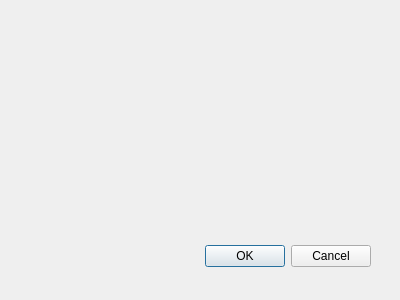
First picture: the form in nowySpodDialog.ui, repository militia11/shoes, before the edit.
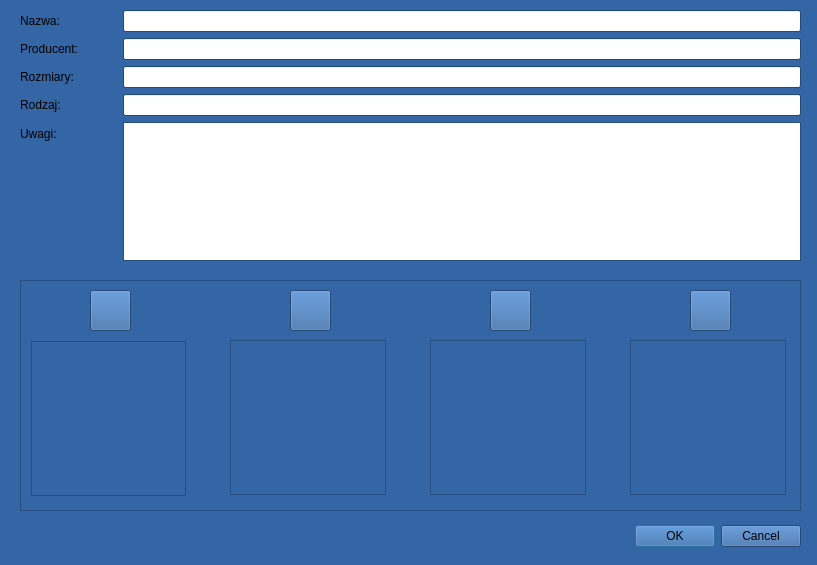
Second picture: the form after the edit. Icons and pictures are not drawn.

What changed in the file:
```diff
--- a/nowySpodDialog.ui
+++ b/nowySpodDialog.ui
@@ -8,18 +8,433 @@
    <rect>
     <x>0</x>
     <y>0</y>
-    <width>400</width>
-    <height>300</height>
+    <width>817</width>
+    <height>565</height>
    </rect>
   </property>
+  <property name="palette">
+   <palette>
+    <active>
+     <colorrole role="WindowText">
+      <brush brushstyle="SolidPattern">
+       <color alpha="255">
+        <red>0</red>
+        <green>0</green>
+        <blue>0</blue>
+       </color>
+      </brush>
+     </colorrole>
+     <colorrole role="Button">
+      <brush brushstyle="SolidPattern">
+       <color alpha="255">
+        <red>52</red>
+        <green>101</green>
+        <blue>164</blue>
+       </color>
+      </brush>
+     </colorrole>
+     <colorrole role="Light">
+      <brush brushstyle="SolidPattern">
+       <color alpha="255">
+        <red>78</red>
+        <green>152</green>
+        <blue>246</blue>
+       </color>
+      </brush>
+     </colorrole>
+     <colorrole role="Midlight">
+      <brush brushstyle="SolidPattern">
+       <color alpha="255">
+        <red>65</red>
+        <green>126</green>
+        <blue>205</blue>
+       </color>
+      </brush>
+     </colorrole>
+     <colorrole role="Dark">
+      <brush brushstyle="SolidPattern">
+       <color alpha="255">
+        <red>26</red>
+        <green>50</green>
+        <blue>82</blue>
+       </color>
+      </brush>
+     </colorrole>
+     <colorrole role="Mid">
+      <brush brushstyle="SolidPattern">
+       <color alpha="255">
+        <red>34</red>
+        <green>67</green>
+        <blue>109</blue>
+       </color>
+      </brush>
+     </colorrole>
+     <colorrole role="Text">
+      <brush brushstyle="SolidPattern">
+       <color alpha="255">
+        <red>0</red>
+        <green>0</green>
+        <blue>0</blue>
+       </color>
+      </brush>
+     </colorrole>
+     <colorrole role="BrightText">
+      <brush brushstyle="SolidPattern">
+       <color alpha="255">
+        <red>255</red>
+        <green>255</green>
+        <blue>255</blue>
+       </color>
+      </brush>
+     </colorrole>
+     <colorrole role="ButtonText">
+      <brush brushstyle="SolidPattern">
+       <color alpha="255">
+        <red>0</red>
+        <green>0</green>
+        <blue>0</blue>
+       </color>
+      </brush>
+     </colorrole>
+     <colorrole role="Base">
+      <brush brushstyle="SolidPattern">
+       <color alpha="255">
+        <red>255</red>
+        <green>255</green>
+        <blue>255</blue>
+       </color>
+      </brush>
+     </colorrole>
+     <colorrole role="Window">
+      <brush brushstyle="SolidPattern">
+       <color alpha="255">
+        <red>52</red>
+        <green>101</green>
+        <blue>164</blue>
+       </color>
+      </brush>
+     </colorrole>
+     <colorrole role="Shadow">
+      <brush brushstyle="SolidPattern">
+       <color alpha="255">
+        <red>0</red>
+        <green>0</green>
+        <blue>0</blue>
+       </color>
+      </brush>
+     </colorrole>
+     <colorrole role="AlternateBase">
+      <brush brushstyle="SolidPattern">
+       <color alpha="255">
+        <red>153</red>
+        <green>178</green>
+        <blue>209</blue>
+       </color>
+      </brush>
+     </colorrole>
+     <colorrole role="ToolTipBase">
+      <brush brushstyle="SolidPattern">
+       <color alpha="255">
+        <red>255</red>
+        <green>255</green>
+        <blue>220</blue>
+       </color>
+      </brush>
+     </colorrole>
+     <colorrole role="ToolTipText">
+      <brush brushstyle="SolidPattern">
+       <color alpha="255">
+        <red>0</red>
+        <green>0</green>
+        <blue>0</blue>
+       </color>
+      </brush>
+     </colorrole>
+    </active>
+    <inactive>
+     <colorrole role="WindowText">
+      <brush brushstyle="SolidPattern">
+       <color alpha="255">
+        <red>0</red>
+        <green>0</green>
+        <blue>0</blue>
+       </color>
+      </brush>
+     </colorrole>
+     <colorrole role="Button">
+      <brush brushstyle="SolidPattern">
+       <color alpha="255">
+        <red>52</red>
+        <green>101</green>
+        <blue>164</blue>
+       </color>
+      </brush>
+     </colorrole>
+     <colorrole role="Light">
+      <brush brushstyle="SolidPattern">
+       <color alpha="255">
+        <red>78</red>
+        <green>152</green>
+        <blue>246</blue>
+       </color>
+      </brush>
+     </colorrole>
+     <colorrole role="Midlight">
+      <brush brushstyle="SolidPattern">
+       <color alpha="255">
+        <red>65</red>
+        <green>126</green>
+        <blue>205</blue>
+       </color>
+      </brush>
+     </colorrole>
+     <colorrole role="Dark">
+      <brush brushstyle="SolidPattern">
+       <color alpha="255">
+        <red>26</red>
+        <green>50</green>
+        <blue>82</blue>
+       </color>
+      </brush>
+     </colorrole>
+     <colorrole role="Mid">
+      <brush brushstyle="SolidPattern">
+       <color alpha="255">
+        <red>34</red>
+        <green>67</green>
+        <blue>109</blue>
+       </color>
+      </brush>
+     </colorrole>
+     <colorrole role="Text">
+      <brush brushstyle="SolidPattern">
+       <color alpha="255">
+        <red>0</red>
+        <green>0</green>
+        <blue>0</blue>
+       </color>
+      </brush>
+     </colorrole>
+     <colorrole role="BrightText">
+      <brush brushstyle="SolidPattern">
+       <color alpha="255">
+        <red>255</red>
+        <green>255</green>
+        <blue>255</blue>
+       </color>
+      </brush>
+     </colorrole>
+     <colorrole role="ButtonText">
+      <brush brushstyle="SolidPattern">
+       <color alpha="255">
+        <red>0</red>
+        <green>0</green>
+        <blue>0</blue>
+       </color>
+      </brush>
+     </colorrole>
+     <colorrole role="Base">
+      <brush brushstyle="SolidPattern">
+       <color alpha="255">
+        <red>255</red>
+        <green>255</green>
+        <blue>255</blue>
+       </color>
+      </brush>
+     </colorrole>
+     <colorrole role="Window">
+      <brush brushstyle="SolidPattern">
+       <color alpha="255">
+        <red>52</red>
+        <green>101</green>
+        <blue>164</blue>
+       </color>
+      </brush>
+     </colorrole>
+     <colorrole role="Shadow">
+      <brush brushstyle="SolidPattern">
+       <color alpha="255">
+        <red>0</red>
+        <green>0</green>
+        <blue>0</blue>
+       </color>
+      </brush>
+     </colorrole>
+     <colorrole role="AlternateBase">
+      <brush brushstyle="SolidPattern">
+       <color alpha="255">
+        <red>153</red>
+        <green>178</green>
+        <blue>209</blue>
+       </color>
+      </brush>
+     </colorrole>
+     <colorrole role="ToolTipBase">
+      <brush brushstyle="SolidPattern">
+       <color alpha="255">
+        <red>255</red>
+        <green>255</green>
+        <blue>220</blue>
+       </color>
+      </brush>
+     </colorrole>
+     <colorrole role="ToolTipText">
+      <brush brushstyle="SolidPattern">
+       <color alpha="255">
+        <red>0</red>
+        <green>0</green>
+        <blue>0</blue>
+       </color>
+      </brush>
+     </colorrole>
+    </inactive>
+    <disabled>
+     <colorrole role="WindowText">
+      <brush brushstyle="SolidPattern">
+       <color alpha="255">
+        <red>26</red>
+        <green>50</green>
+        <blue>82</blue>
+       </color>
+      </brush>
+     </colorrole>
+     <colorrole role="Button">
+      <brush brushstyle="SolidPattern">
+       <color alpha="255">
+        <red>52</red>
+        <green>101</green>
+        <blue>164</blue>
+       </color>
+      </brush>
+     </colorrole>
+     <colorrole role="Light">
+      <brush brushstyle="SolidPattern">
+       <color alpha="255">
+        <red>78</red>
+        <green>152</green>
+        <blue>246</blue>
+       </color>
+      </brush>
+     </colorrole>
+     <colorrole role="Midlight">
+      <brush brushstyle="SolidPattern">
+       <color alpha="255">
+        <red>65</red>
+        <green>126</green>
+        <blue>205</blue>
+       </color>
+      </brush>
+     </colorrole>
+     <colorrole role="Dark">
+      <brush brushstyle="SolidPattern">
+       <color alpha="255">
+        <red>26</red>
+        <green>50</green>
+        <blue>82</blue>
+       </color>
+      </brush>
+     </colorrole>
+     <colorrole role="Mid">
+      <brush brushstyle="SolidPattern">
+       <color alpha="255">
+        <red>34</red>
+        <green>67</green>
+        <blue>109</blue>
+       </color>
+      </brush>
+     </colorrole>
+     <colorrole role="Text">
+      <brush brushstyle="SolidPattern">
+       <color alpha="255">
+        <red>26</red>
+        <green>50</green>
+        <blue>82</blue>
+       </color>
+      </brush>
+     </colorrole>
+     <colorrole role="BrightText">
+      <brush brushstyle="SolidPattern">
+       <color alpha="255">
+        <red>255</red>
+        <green>255</green>
+        <blue>255</blue>
+       </color>
+      </brush>
+     </colorrole>
+     <colorrole role="ButtonText">
+      <brush brushstyle="SolidPattern">
+       <color alpha="255">
+        <red>26</red>
+        <green>50</green>
+        <blue>82</blue>
+       </color>
+      </brush>
+     </colorrole>
+     <colorrole role="Base">
+      <brush brushstyle="SolidPattern">
+       <color alpha="255">
+        <red>52</red>
+        <green>101</green>
+        <blue>164</blue>
+       </color>
+      </brush>
+     </colorrole>
+     <colorrole role="Window">
+      <brush brushstyle="SolidPattern">
+       <color alpha="255">
+        <red>52</red>
+        <green>101</green>
+        <blue>164</blue>
+       </color>
+      </brush>
+     </colorrole>
+     <colorrole role="Shadow">
+      <brush brushstyle="SolidPattern">
+       <color alpha="255">
+        <red>0</red>
+        <green>0</green>
+        <blue>0</blue>
+       </color>
+      </brush>
+     </colorrole>
+     <colorrole role="AlternateBase">
+      <brush brushstyle="SolidPattern">
+       <color alpha="255">
+        <red>52</red>
+        <green>101</green>
+        <blue>164</blue>
+       </color>
+      </brush>
+     </colorrole>
+     <colorrole role="ToolTipBase">
+      <brush brushstyle="SolidPattern">
+       <color alpha="255">
+        <red>255</red>
+        <green>255</green>
+        <blue>220</blue>
+       </color>
+      </brush>
+     </colorrole>
+     <colorrole role="ToolTipText">
+      <brush brushstyle="SolidPattern">
+       <color alpha="255">
+        <red>0</red>
+        <green>0</green>
+        <blue>0</blue>
+       </color>
+      </brush>
+     </colorrole>
+    </disabled>
+   </palette>
+  </property>
   <property name="windowTitle">
    <string>Dialog</string>
   </property>
   <widget name="buttonBox" class="QDialogButtonBox">
    <property name="geometry">
     <rect>
-     <x>30</x>
-     <y>240</y>
+     <x>460</x>
+     <y>520</y>
      <width>341</width>
      <height>32</height>
     </rect>
@@ -31,6 +446,401 @@
     <set>QDialogButtonBox::Cancel|QDialogButtonBox::Ok</set>
    </property>
   </widget>
+  <widget class="QFrame" name="frame_9">
+   <property name="geometry">
+    <rect>
+     <x>20</x>
+     <y>280</y>
+     <width>781</width>
+     <height>231</height>
+    </rect>
+   </property>
+   <property name="frameShape">
+    <enum>QFrame::StyledPanel</enum>
+   </property>
+   <property name="frameShadow">
+    <enum>QFrame::Raised</enum>
+   </property>
+   <widget class="QLabel" name="labelMatryca_4">
+    <property name="geometry">
+     <rect>
+      <x>100</x>
+      <y>10</y>
+      <width>261</width>
+      <height>41</height>
+     </rect>
+    </property>
+    <property name="minimumSize">
+     <size>
+      <width>0</width>
+      <height>31</height>
+     </size>
+    </property>
+    <property name="font">
+     <font>
+      <pointsize>13</pointsize>
+     </font>
+    </property>
+    <property name="text">
+     <string/>
+    </property>
+    <property name="scaledContents">
+     <bool>true</bool>
+    </property>
+    <property name="alignment">
+     <set>Qt::AlignLeading|Qt::AlignLeft|Qt::AlignVCenter</set>
+    </property>
+   </widget>
+   <widget class="QPushButton" name="pushButton_14">
+    <property name="geometry">
+     <rect>
+      <x>70</x>
+      <y>10</y>
+      <width>41</width>
+      <height>41</height>
+     </rect>
+    </property>
+    <property name="sizePolicy">
+     <sizepolicy hsizetype="Fixed" vsizetype="Minimum">
+      <horstretch>0</horstretch>
+      <verstretch>0</verstretch>
+     </sizepolicy>
+    </property>
+    <property name="font">
+     <font>
+      <pointsize>10</pointsize>
+     </font>
+    </property>
+    <property name="text">
+     <string/>
+    </property>
+    <property name="icon">
+     <iconset resource="zasoby.qrc">
+      <normaloff>:/zasoby/add.png</normaloff>:/zasoby/add.png</iconset>
+    </property>
+    <property name="iconSize">
+     <size>
+      <width>28</width>
+      <height>29</height>
+     </size>
+    </property>
+   </widget>
+   <widget class="QLabel" name="labelPodglad1">
+    <property name="geometry">
+     <rect>
+      <x>11</x>
+      <y>61</y>
+      <width>155</width>
+      <height>155</height>
+     </rect>
+    </property>
+    <property name="sizePolicy">
+     <sizepolicy hsizetype="Ignored" vsizetype="Ignored">
+      <horstretch>0</horstretch>
+      <verstretch>0</verstretch>
+     </sizepolicy>
+    </property>
+    <property name="minimumSize">
+     <size>
+      <width>155</width>
+      <height>155</height>
+     </size>
+    </property>
+    <property name="frameShape">
+     <enum>QFrame::StyledPanel</enum>
+    </property>
+    <property name="frameShadow">
+     <enum>QFrame::Raised</enum>
+    </property>
+    <property name="lineWidth">
+     <number>5</number>
+    </property>
+    <property name="text">
+     <string/>
+    </property>
+    <property name="scaledContents">
+     <bool>true</bool>
+    </property>
+    <property name="alignment">
+     <set>Qt::AlignCenter</set>
+    </property>
+   </widget>
+   <widget class="QPushButton" name="pushButton_15">
+    <property name="geometry">
+     <rect>
+      <x>270</x>
+      <y>10</y>
+      <width>41</width>
+      <height>41</height>
+     </rect>
+    </property>
+    <property name="sizePolicy">
+     <sizepolicy hsizetype="Fixed" vsizetype="Minimum">
+      <horstretch>0</horstretch>
+      <verstretch>0</verstretch>
+     </sizepolicy>
+    </property>
+    <property name="font">
+     <font>
+      <pointsize>10</pointsize>
+     </font>
+    </property>
+    <property name="text">
+     <string/>
+    </property>
+    <property name="icon">
+     <iconset resource="zasoby.qrc">
+      <normaloff>:/zasoby/add.png</normaloff>:/zasoby/add.png</iconset>
+    </property>
+    <property name="iconSize">
+     <size>
+      <width>28</width>
+      <height>29</height>
+     </size>
+    </property>
+   </widget>
+   <widget class="QLabel" name="labelPodglad2">
+    <property name="geometry">
+     <rect>
+      <x>210</x>
+      <y>60</y>
+      <width>156</width>
+      <height>155</height>
+     </rect>
+    </property>
+    <property name="sizePolicy">
+     <sizepolicy hsizetype="Ignored" vsizetype="Ignored">
+      <horstretch>0</horstretch>
+      <verstretch>0</verstretch>
+     </sizepolicy>
+    </property>
+    <property name="minimumSize">
+     <size>
+      <width>155</width>
+      <height>155</height>
+     </size>
+    </property>
+    <property name="frameShape">
+     <enum>QFrame::StyledPanel</enum>
+    </property>
+    <property name="frameShadow">
+     <enum>QFrame::Raised</enum>
+    </property>
+    <property name="lineWidth">
+     <number>5</number>
+    </property>
+    <property name="text">
+     <string/>
+    </property>
+    <property name="scaledContents">
+     <bool>true</bool>
+    </property>
+   </widget>
+   <widget class="QPushButton" name="pushButton_16">
+    <property name="geometry">
+     <rect>
+      <x>470</x>
+      <y>10</y>
+      <width>41</width>
+      <height>41</height>
+     </rect>
+    </property>
+    <property name="sizePolicy">
+     <sizepolicy hsizetype="Fixed" vsizetype="Minimum">
+      <horstretch>0</horstretch>
+      <verstretch>0</verstretch>
+     </sizepolicy>
+    </property>
+    <property name="font">
+     <font>
+      <pointsize>10</pointsize>
+     </font>
+    </property>
+    <property name="text">
+     <string/>
+    </property>
+    <property name="icon">
+     <iconset resource="zasoby.qrc">
+      <normaloff>:/zasoby/add.png</normaloff>:/zasoby/add.png</iconset>
+    </property>
+    <property name="iconSize">
+     <size>
+      <width>28</width>
+      <height>29</height>
+     </size>
+    </property>
+   </widget>
+   <widget class="QLabel" name="labelPodglad3">
+    <property name="geometry">
+     <rect>
+      <x>410</x>
+      <y>60</y>
+      <width>156</width>
+      <height>155</height>
+     </rect>
+    </property>
+    <property name="sizePolicy">
+     <sizepolicy hsizetype="Ignored" vsizetype="Ignored">
+      <horstretch>0</horstretch>
+      <verstretch>0</verstretch>
+     </sizepolicy>
+    </property>
+    <property name="minimumSize">
+     <size>
+      <width>155</width>
+      <height>155</height>
+     </size>
+    </property>
+    <property name="frameShape">
+     <enum>QFrame::StyledPanel</enum>
+    </property>
+    <property name="frameShadow">
+     <enum>QFrame::Raised</enum>
+    </property>
+    <property name="lineWidth">
+     <number>5</number>
+    </property>
+    <property name="text">
+     <string/>
+    </property>
+    <property name="scaledContents">
+     <bool>true</bool>
+    </property>
+   </widget>
+   <widget class="QPushButton" name="pushButton_17">
+    <property name="geometry">
+     <rect>
+      <x>670</x>
+      <y>10</y>
+      <width>41</width>
+      <height>41</height>
+     </rect>
+    </property>
+    <property name="sizePolicy">
+     <sizepolicy hsizetype="Fixed" vsizetype="Minimum">
+      <horstretch>0</horstretch>
+      <verstretch>0</verstretch>
+     </sizepolicy>
+    </property>
+    <property name="font">
+     <font>
+      <pointsize>10</pointsize>
+     </font>
+    </property>
+    <property name="text">
+     <string/>
+    </property>
+    <property name="icon">
+     <iconset resource="zasoby.qrc">
+      <normaloff>:/zasoby/add.png</normaloff>:/zasoby/add.png</iconset>
+    </property>
+    <property name="iconSize">
+     <size>
+      <width>28</width>
+      <height>29</height>
+     </size>
+    </property>
+   </widget>
+   <widget class="QLabel" name="labelPodglad4">
+    <property name="geometry">
+     <rect>
+      <x>610</x>
+      <y>60</y>
+      <width>156</width>
+      <height>155</height>
+     </rect>
+    </property>
+    <property name="sizePolicy">
+     <sizepolicy hsizetype="Ignored" vsizetype="Ignored">
+      <horstretch>0</horstretch>
+      <verstretch>0</verstretch>
+     </sizepolicy>
+    </property>
+    <property name="minimumSize">
+     <size>
+      <width>155</width>
+      <height>155</height>
+     </size>
+    </property>
+    <property name="frameShape">
+     <enum>QFrame::StyledPanel</enum>
+    </property>
+    <property name="frameShadow">
+     <enum>QFrame::Raised</enum>
+    </property>
+    <property name="lineWidth">
+     <number>5</number>
+    </property>
+    <property name="text">
+     <string/>
+    </property>
+    <property name="scaledContents">
+     <bool>true</bool>
+    </property>
+   </widget>
+  </widget>
+  <widget class="QWidget" name="layoutWidget">
+   <property name="geometry">
+    <rect>
+     <x>20</x>
+     <y>10</y>
+     <width>781</width>
+     <height>251</height>
+    </rect>
+   </property>
+   <layout class="QFormLayout" name="formLayout">
+    <item row="0" column="0">
+     <widget class="QLabel" name="label">
+      <property name="text">
+       <string>Nazwa:                 </string>
+      </property>
+     </widget>
+    </item>
+    <item row="0" column="1">
+     <widget class="QLineEdit" name="lineEditNaz"/>
+    </item>
+    <item row="4" column="0">
+     <widget class="QLabel" name="label_2">
+      <property name="text">
+       <string>Uwagi:</string>
+      </property>
+     </widget>
+    </item>
+    <item row="4" column="1">
+     <widget class="QPlainTextEdit" name="plainTextEdit"/>
+    </item>
+    <item row="1" column="0">
+     <widget class="QLabel" name="label_3">
+      <property name="text">
+       <string>Producent:</string>
+      </property>
+     </widget>
+    </item>
+    <item row="2" column="0">
+     <widget class="QLabel" name="label_4">
+      <property name="text">
+       <string>Rozmiary:</string>
+      </property>
+     </widget>
+    </item>
+    <item row="3" column="0">
+     <widget class="QLabel" name="label_5">
+      <property name="text">
+       <string>Rodzaj:</string>
+      </property>
+     </widget>
+    </item>
+    <item row="1" column="1">
+     <widget class="QLineEdit" name="lineEditProd"/>
+    </item>
+    <item row="3" column="1">
+     <widget class="QLineEdit" name="lineEditRodz"/>
+    </item>
+    <item row="2" column="1">
+     <widget class="QLineEdit" name="lineEditRozm"/>
+    </item>
+   </layout>
+  </widget>
  </widget>
  <pixmapfunction/>
  <resources/>
```
Left out of the diff: 61 changed lines with no effect on the pictures.
